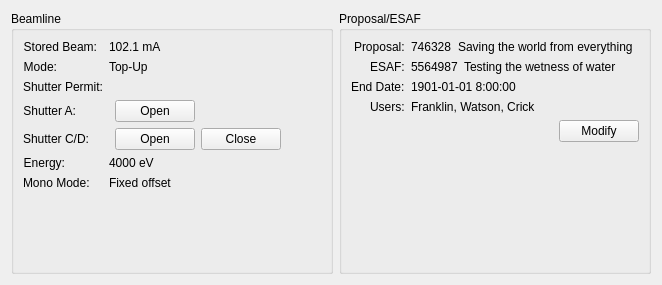
Qt form src/firefly/status.ui (spc-group/haven) before a commit.
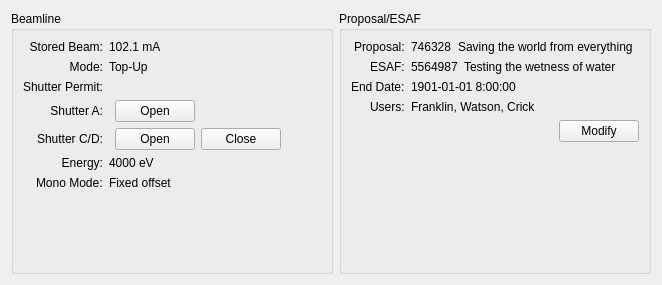
The same form after that commit. Custom widgets are drawn as their Qt base class.

Commit message: The Firefly status window now dynamically creates shutter widgets.

What changed in the file:
```diff
--- a/src/firefly/status.ui
+++ b/src/firefly/status.ui
@@ -22,6 +22,9 @@
      <layout class="QVBoxLayout" name="verticalLayout">
       <item>
        <layout class="QFormLayout" name="beamline_layout">
+        <property name="labelAlignment">
+         <set>Qt::AlignRight|Qt::AlignTrailing|Qt::AlignVCenter</set>
+        </property>
         <property name="formAlignment">
          <set>Qt::AlignRight|Qt::AlignTop|Qt::AlignTrailing</set>
         </property>
```
Left out of the diff: 4 changed lines with no effect on the pictures. The commit also changes 4 other files.
